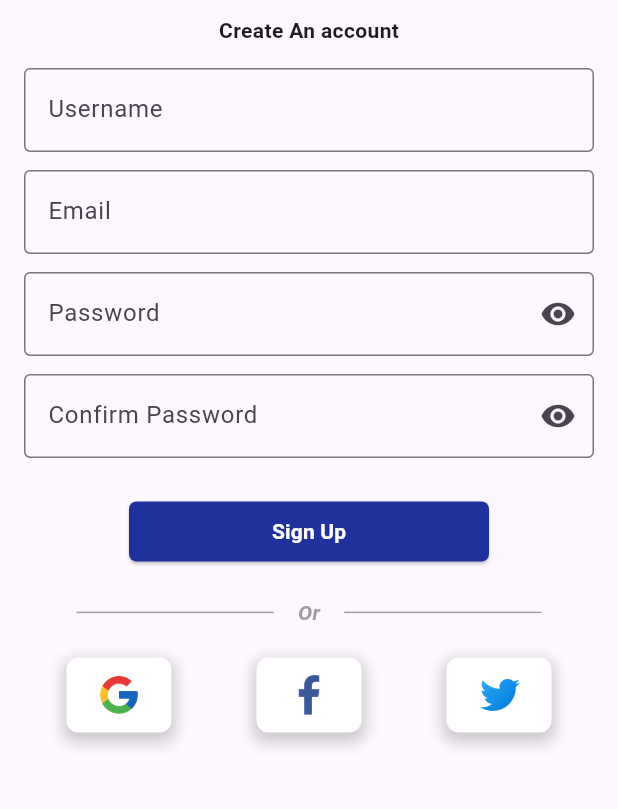
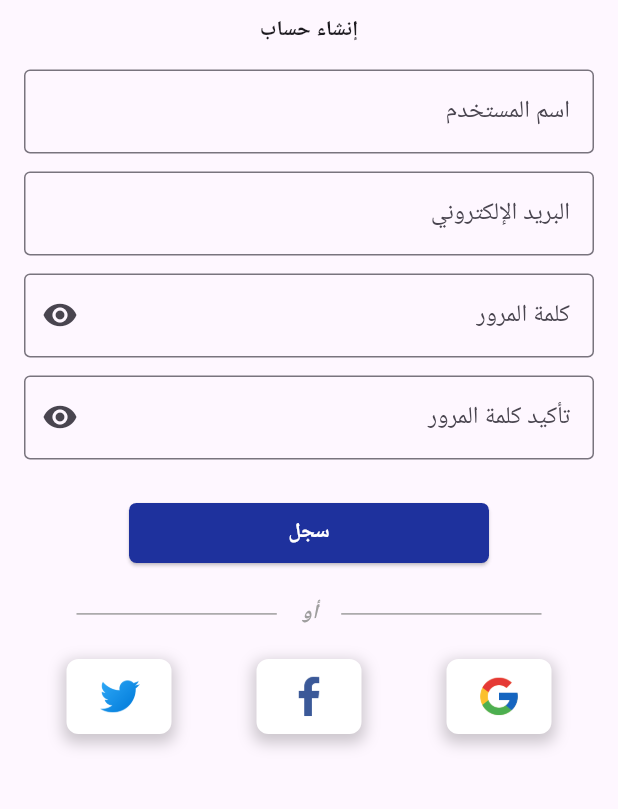
Before and after one commit to WinchesterxZ/simple_shopping_app_interface, a Flutter app: the screen it shows after launch, on a phone screen of 412 x 824 dp, the part 314-1123 px from its top. Run offline on Flutter 3.47's test engine with Material 3 defaults, Android fonts, the phone set to English and light mode, and no system bars; our stand-ins replace easy_localization.

```diff
--- /dev/null
+++ b/lang/ar-EG.json
@@ -0,0 +1,23 @@
+{
+    "create_account": "إنشاء حساب",
+    "username": "اسم المستخدم",
+    "email": "البريد الإلكتروني",
+    "password": "كلمة المرور",
+    "confirm_password": "تأكيد كلمة المرور",
+    "sign_up": "سجل",
+    "product_headline": "منتجاتنا",
+    "offer_headline": "عروض حصرية",
+    "app_headline": "تطبيق التسوق",
+    "dialog_headline":"نجاح",
+    "dialog_content":" تم إنشاء حساب بنجاح",
+    "dialog_button":"حسنا",
+    "or": "أو",
+    "username_required":"اسم المستخدم مطلوب",
+    "username_valid":"يجب أن يبدأ اسم المستخدم بحرف كبير",
+    "email_required":"البريد الإلكتروني مطلوب",
+    "email_invalid":"البريد الإلكتروني غير صالح",
+    "password_required":"كلمة المرور مطلوبة",
+    "password_min":"كلمة المرور يجب ان تكون على الاقل 6 حروف",
+    "password_match":"كلمة المرور يجب ان تكون متطابقة"
+
+}
--- a/lib/core/functions.dart
+++ b/lib/core/functions.dart
@@ -1,4 +1,4 @@
-
+import 'package:easy_localization/easy_localization.dart';
 import 'package:flutter/material.dart';
 
 bool isFirstLetterUppercase(String value) {
@@ -11,41 +11,39 @@ bool isFirstLetterUppercase(String value) {
 
 String? validateEmail(String? value) {
   if (value == null || value.isEmpty) {
-    return 'Email is required';
+    return tr('email_required');
   }
   final emailRegex = RegExp(r'^[^@]+@[^@]+\.[^@]+$');
   if (!emailRegex.hasMatch(value)) {
-    return 'Enter a valid email';
+    return tr('email_invalid');
   }
   return null;
 }
 
 String? validateUsername(String? value) {
   if (value == null || value.isEmpty) {
-    return 'Username is required';
+    return tr('username_required');
   }
   if (!isFirstLetterUppercase(value)) {
-    return 'Username must start with a capital letter';
+    return tr('username_valid');
   }
   return null;
 }
 
 String? validatePassword(String? value) {
   if (value == null || value.isEmpty) {
-    return 'Please enter your password';
+    return tr('password_required');
   }
   if (value.length < 6) {
-    return 'Password must be at least 6 characters long';
+    return tr('password_min');
   }
-  // Add more conditions for password strength if needed
   return null;
 }
 
 String? confirmPassword(
     TextEditingController passwordController, String? value) {
   if (passwordController.value.text != value) {
-    return 'Passwords do not match';
+    return tr('password_match');
   }
-  // Add more conditions for password strength if needed
   return null;
 }
--- a/lib/feature/signup/signup_page.dart
+++ b/lib/feature/signup/signup_page.dart
@@ -1,3 +1,4 @@
+import 'package:easy_localization/easy_localization.dart';
 import 'package:flutter/material.dart';
 import 'package:shopping_app_interface/core/functions.dart';
 import 'package:shopping_app_interface/core/strings.dart';
@@ -46,8 +47,8 @@ class _MyWidgetState extends State<SignupScreen> {
         barrierDismissible: false, // Prevent dismissing by tapping outside
         builder: (BuildContext context) {
           return AlertDialog(
-            title: const Text('Success'),
-            content: const Text('Account created successfully'),
+            title:  Text(tr('dialog_headline')),
+            content:  Text(tr('dialog_content')),
             actions: [
               TextButton(
                 onPressed: () {
@@ -73,7 +74,7 @@ class _MyWidgetState extends State<SignupScreen> {
                     ),
                   );
                 },
-                child: const Text('OK'),
+                child:  Text(tr('dialog_button')),
               ),
             ],
           );
@@ -106,10 +107,10 @@ class _MyWidgetState extends State<SignupScreen> {
                       mainAxisSize: MainAxisSize.max,
                       mainAxisAlignment: MainAxisAlignment.center,
                       children: [
-                        const Padding(
+                         Padding(
                           padding: EdgeInsets.only(bottom: 15),
                           child: Text(
-                            'Create An account',
+                            tr('create_account'),
                             style: TextStyle(fontWeight: FontWeight.bold),
                           ),
                         ),
@@ -117,7 +118,7 @@ class _MyWidgetState extends State<SignupScreen> {
                           padding: const EdgeInsets.only(bottom: 12),
                           child: CustomTextField(
                             controller: _usernameController,
-                            labelText: 'Username',
+                            labelText: tr('username'),
                             validator: validateUsername,
                           ),
                         ),
@@ -125,7 +126,7 @@ class _MyWidgetState extends State<SignupScreen> {
                           padding: const EdgeInsets.only(bottom: 12),
                           child: CustomTextField(
                             controller: _emailController,
-                            labelText: 'Email',
+                            labelText: tr('email'),
                             validator: validateEmail,
                           ),
                         ),
@@ -136,7 +137,7 @@ class _MyWidgetState extends State<SignupScreen> {
                               return CustomTextField(
                                 controller: _passwordController,
                                 obscureText: value,
-                                labelText: 'Password',
+                                labelText: tr('password'),
                                 suffixIcon: IconButton(
                                   onPressed: _tooglePasswordVisability,
                                   icon: Icon(
@@ -156,7 +157,7 @@ class _MyWidgetState extends State<SignupScreen> {
                                 child: CustomTextField(
                                   controller: _passwordVerifyController,
                                   obscureText: value,
-                                  labelText: 'Confirm Password',
+                                  labelText: tr('confirm_password'),
                                   suffixIcon: IconButton(
                                     onPressed: _tooglePasswordVisability,
                                     icon: Icon(
@@ -174,7 +175,7 @@ class _MyWidgetState extends State<SignupScreen> {
                           height: 25,
                         ),
                         CustomButtonWidget(
-                            buttonText: 'Sign Up', onPressed: _submit),
+                            buttonText: tr('sign_up'), onPressed: _submit),
                         const SizedBox(height: 20),
                         // added a divider and social media icons
                         Row(
@@ -191,7 +192,7 @@ class _MyWidgetState extends State<SignupScreen> {
                               padding:
                                   const EdgeInsets.symmetric(horizontal: 16),
                               child: Text(
-                                "Or",
+                                tr('or'),
                                 style: TextStyle(
                                   fontSize: 14,
                                   color: Colors.grey,
--- a/lib/main.dart
+++ b/lib/main.dart
@@ -1,8 +1,21 @@
+import 'package:easy_localization/easy_localization.dart';
 import 'package:flutter/material.dart';
 import 'package:shopping_app_interface/feature/signup/signup_page.dart';
 
-void main() {
-  runApp(const MyApp()); // Entry point of the app
+void main() async {
+  WidgetsFlutterBinding.ensureInitialized();
+  await EasyLocalization.ensureInitialized();
+  runApp(
+    EasyLocalization(
+      supportedLocales: [
+        Locale('en', 'US'),
+        Locale('ar', 'EG'),
+      ],
+      path: "lang",
+      fallbackLocale: Locale('ar', 'EG'),
+      child: const MyApp(),
+    ),
+  ); // Entry point of the app
 }
 
 // This class represents the main application widget
@@ -11,9 +24,13 @@ class MyApp extends StatelessWidget {
 
   @override
   Widget build(BuildContext context) {
+    context.setLocale(Locale('ar', 'EG'));
     // Return a MaterialApp widget that contains the main home page widget
-    return const MaterialApp(
+    return MaterialApp(
       debugShowCheckedModeBanner: false,
+      localizationsDelegates: context.localizationDelegates,
+      supportedLocales: context.supportedLocales,
+      locale: context.locale,
       home: SignupScreen(), // Set MyHomePage as the home widget
     );
   }
--- a/pubspec.yaml
+++ b/pubspec.yaml
@@ -34,6 +34,8 @@ dependencies:
   # The following adds the Cupertino Icons font to your application.
   # Use with the CupertinoIcons class for iOS style icons.
   cupertino_icons: ^1.0.8
+  easy_localization: ^3.0.7
+  intl: ^0.19.0
 
 dev_dependencies:
   flutter_test:
@@ -59,6 +61,7 @@ flutter:
   # To add assets to your application, add an assets section, like this:
   assets:
      - assets/images/
+     - lang/
   #   - images/a_dot_ham.jpeg
 
   # An image asset can refer to one or more resolution-specific "variants", see
```
Also changed, not shown: lang/en-US.json (added, +26 -0 lines), lib/feature/shopping_screen/shopping_main_screen.dart (+15 -9 lines), lib/shopping_main_screen.dart (deleted, +0 -140 lines), pubspec.lock, 2 other files.
